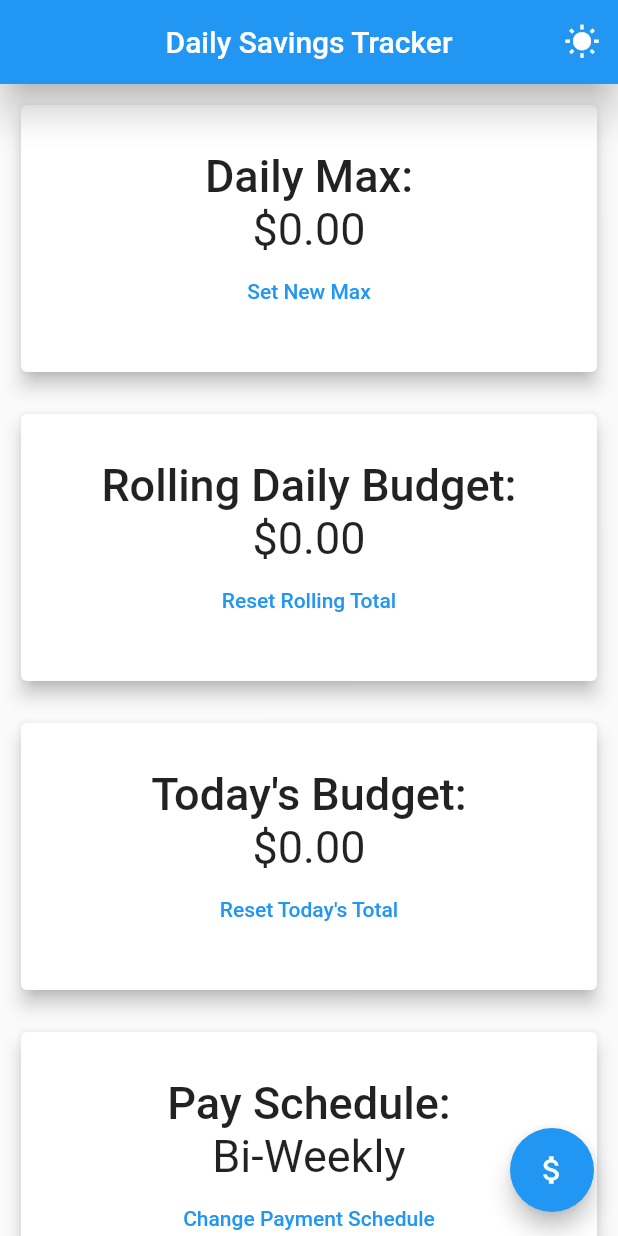
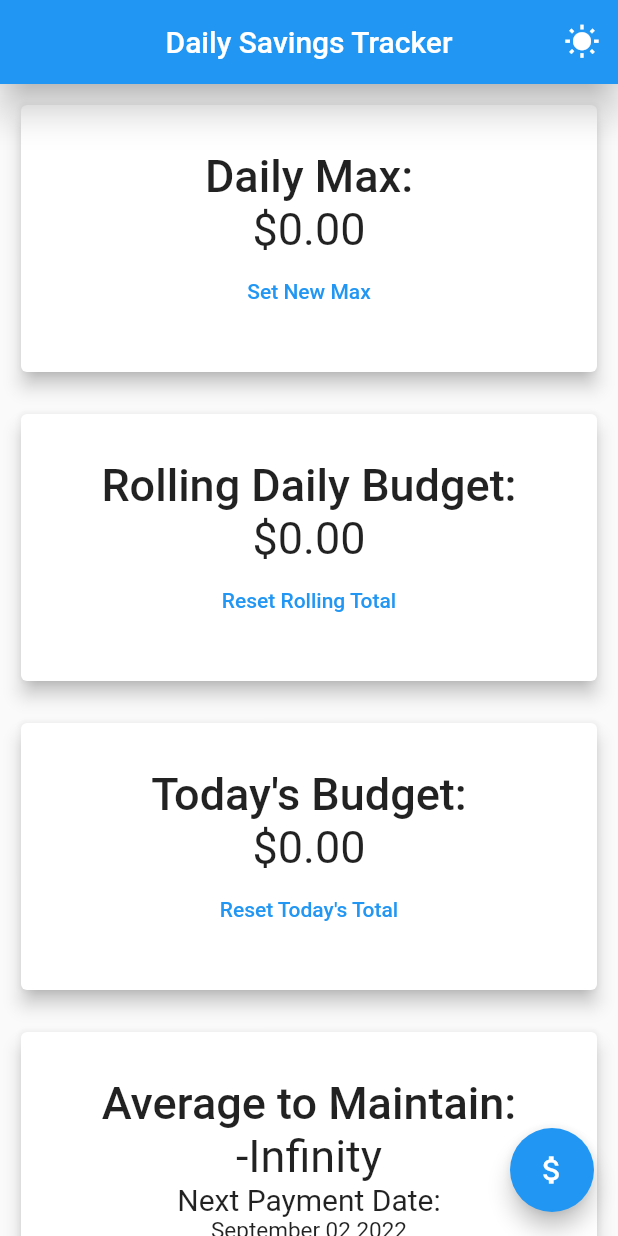
Before and after one commit to surgency23/DailySpendingTracker, a Flutter app: the screen it shows after launch, on a phone screen of 412 x 824 dp. Run offline on Flutter 3.47's test engine with Material 2 defaults, Android fonts, the phone set to English and light mode, and no system bars; our stand-ins replace shared_preferences.

Commit message:
large update. added average to maintain stuff. need to add in best way to track that data point and need to add in capability to change next paycheck date.

```diff
--- a/lib/controllers/number_controllers/numbers_controller.dart
+++ b/lib/controllers/number_controllers/numbers_controller.dart
@@ -1,3 +1,5 @@
+import 'package:daily_spending_tracker/utils.dart';
+
 import 'rolling_total_preferences.dart';
 import 'package:flutter/material.dart';
 import 'daily_total_preferences.dart';
@@ -65,16 +67,6 @@ class NumbersController extends ChangeNotifier {
     notifyListeners();
   }
 
-  compareTimeStamps(DateTime currentTimeStamp, DateTime lastTimeStamp) {
-    //round both last timestamp and current time stamp to midnight of that date and find the difference between the two.
-    lastTimeStamp =
-        DateTime(lastTimeStamp.year, lastTimeStamp.month, lastTimeStamp.day);
-    currentTimeStamp = DateTime(
-        currentTimeStamp.year, currentTimeStamp.month, currentTimeStamp.day);
-
-    return currentTimeStamp.difference(lastTimeStamp).inDays;
-  }
-
   resetRollingDailyLimit() {
     _rollingTotal = _maxDaily;
     _rollingTotalPreferences.setTotal(_maxDaily);
--- /dev/null
+++ b/lib/controllers/payroll_controller/pay_date_preferences.dart
@@ -0,0 +1,17 @@
+import 'package:shared_preferences/shared_preferences.dart';
+
+class PayDatePreferences {
+  static const PREF_KEY = "payDate";
+
+  setDate(DateTime value) async {
+    SharedPreferences sharedPreferences = await SharedPreferences.getInstance();
+    sharedPreferences.setString(PREF_KEY, value.toString());
+  }
+
+  getDate() async {
+    //get the date, assume its a bi weekly pay period. will be overridden once someone sets a different duration
+    SharedPreferences sharedPreferences = await SharedPreferences.getInstance();
+    return sharedPreferences.getString(PREF_KEY) ??
+        DateTime.now().add(const Duration(days: 14));
+  }
+}
--- a/lib/controllers/payroll_controller/payroll_controller.dart
+++ b/lib/controllers/payroll_controller/payroll_controller.dart
@@ -1,3 +1,4 @@
+import 'pay_date_preferences.dart';
 import 'payroll_frequency_preferences.dart';
 import 'package:flutter/material.dart';
 
@@ -5,7 +6,11 @@ class FrequencyController extends ChangeNotifier {
   // "365(Daily)" || 52(Weekly), 26(Bi-Weekly), 24(Semi-Monthly), 12(Monthy), 4(Quarterly), 2(Semi-Annually), 1(Annually)"
 
   late FrequencyPreferences _frequencyPreferences;
+  late PayDatePreferences _payDatePreferences;
+  late DateTime _payDate;
   late String _frequency;
+
+  DateTime get payDate => _payDate;
   String get frequency => _frequency;
 
   List<String> get options => [
@@ -18,21 +23,46 @@ class FrequencyController extends ChangeNotifier {
         "Semi-Annually",
         "Annually"
       ];
+  Map<String, int> numbers = {
+    "Daily": 1,
+    "Weekly": 7,
+    "Bi-Weekly": 14,
+    "Semi-Monthly": 15,
+    "Monthly": 30,
+    "Quarterly": 90,
+    "Semi-Annually": 180,
+    "Annually": 365
+  };
 
   FrequencyController() {
     _frequency =
-        "Bi-Weekly!"; // 365(Daily), 52(Weekly), 26(Bi-Weekly), 24(Semi-Monthly), 12(Monthy), 4(Quarterly), 2(Semi-Annually), 1(Annually)
+        "Daily"; // 365(Daily), 52(Weekly), 26(Bi-Weekly), 24(Semi-Monthly), 12(Monthy), 4(Quarterly), 2(Semi-Annually), 1(Annually)
+    _payDate = DateTime.now();
+    ;
     _frequencyPreferences = FrequencyPreferences();
+    _payDatePreferences = PayDatePreferences();
     getPreferences();
   }
 
-  //setting frequency's value
+  set payDate(DateTime value) {
+    _payDate = value;
+    _payDatePreferences.setDate(_payDate);
+    notifyListeners();
+  }
+
+  //setting frequency's value which in turn changes payDates value.
   set frequency(String value) {
     _frequency = value;
+    DateTime tempPayDate = DateTime.now().add(Duration(days: numbers[value]!));
+
+    payDate = DateTime(tempPayDate.year, tempPayDate.month, tempPayDate.day);
+
+    _frequencyPreferences.setFrequency(_frequency);
     notifyListeners();
   }
 
   getPreferences() async {
+    _payDate = DateTime.parse(await _payDatePreferences.getDate());
     _frequency = await _frequencyPreferences.getFrequency();
     notifyListeners();
   }
--- a/lib/pages/home/home_page.dart
+++ b/lib/pages/home/home_page.dart
@@ -1,7 +1,9 @@
 import 'package:daily_spending_tracker/controllers/number_controllers/numbers_controller.dart';
 import 'package:daily_spending_tracker/controllers/payroll_controller/payroll_controller.dart';
+import 'package:daily_spending_tracker/utils.dart';
 import 'package:flutter/material.dart';
 import 'package:flutter/services.dart';
+import 'package:intl/intl.dart';
 import 'package:provider/provider.dart';
 import '../../widgets/custom_app_bar.dart';
 
@@ -223,6 +225,54 @@ class _HomePageState extends State<HomePage> {
                           Widget? child) {
                         return Column(children: [
                           const Center(
+                            child: Text("Average to Maintain:",
+                                style: TextStyle(
+                                    fontWeight: FontWeight.w500, fontSize: 30)),
+                          ),
+                          Text(
+                              //rolling budget
+                              //!! figure out best way to find average left based on next payment date.
+                              (((compareTimeStamps(frequencyNotifier.payDate,
+                                                  DateTime.now()) *
+                                              //
+                                              50) -
+                                          66) /
+                                      compareTimeStamps(
+                                          frequencyNotifier.payDate,
+                                          DateTime.now()))
+                                  .toStringAsFixed(2),
+                              style: const TextStyle(fontSize: 30)),
+                          const Text("Next Payment Date:",
+                              style: TextStyle(fontSize: 20)),
+                          Text(
+                              DateFormat("MMMM dd yyyy")
+                                  .format(frequencyNotifier.payDate),
+                              style: const TextStyle(fontSize: 15)),
+                          TextButton(
+                            onPressed: () {},
+                            child: const Text("Date not correct?"),
+                          )
+                        ]);
+                      })),
+                )),
+          ),
+        ),
+        Padding(
+          padding: const EdgeInsets.all(10),
+          child: SizedBox(
+            width: double.infinity,
+            child: Card(
+                elevation: 5,
+                color: Theme.of(context).colorScheme.surfaceVariant,
+                child: Align(
+                  alignment: Alignment.center,
+                  child: Padding(
+                      padding: const EdgeInsets.all(30),
+                      child: Consumer<FrequencyController>(builder: (context,
+                          FrequencyController frequencyNotifier,
+                          Widget? child) {
+                        return Column(children: [
+                          const Center(
                             child: Text("Pay Schedule:",
                                 style: TextStyle(
                                     fontWeight: FontWeight.w500, fontSize: 30)),
@@ -260,14 +310,7 @@ class _HomePageState extends State<HomePage> {
                                   },
                                 );
                               }),
-                              child: Text("Change Payment Schedule"))
-
-// frequencyNotifier.options.map((String option) {
-//                               return ChoiceChip(
-//                                   label: Text(option), selected: false);
-//                             }).toList()
-                          // Text(frequencyNotifier.frequency,
-                          //     style: const TextStyle(fontSize: 30))
+                              child: const Text("Change Payment Schedule"))
                         ]);
                       })),
                 )),
--- /dev/null
+++ b/lib/utils.dart
@@ -0,0 +1,9 @@
+compareTimeStamps(DateTime currentTimeStamp, DateTime lastTimeStamp) {
+  //round both last timestamp and current time stamp to midnight of that date and find the difference between the two.
+  lastTimeStamp =
+      DateTime(lastTimeStamp.year, lastTimeStamp.month, lastTimeStamp.day);
+  currentTimeStamp = DateTime(
+      currentTimeStamp.year, currentTimeStamp.month, currentTimeStamp.day);
+
+  return currentTimeStamp.difference(lastTimeStamp).inDays;
+}
--- a/pubspec.yaml
+++ b/pubspec.yaml
@@ -38,6 +38,7 @@ dependencies:
   shared_preferences: ^2.0.13
   provider: ^6.0.3
   curved_navigation_bar: ^1.0.3
+  intl: ^0.17.0
 
 dev_dependencies:
   flutter_test:
```
Also changed, not shown: pubspec.lock.
